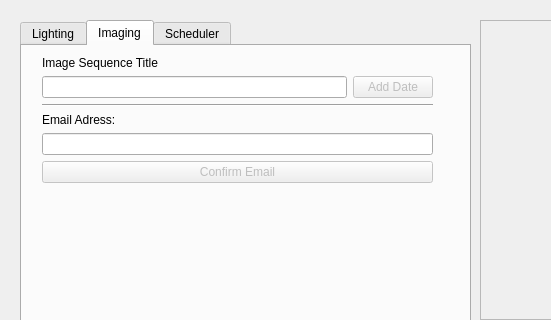
Before: the Qt Designer form _ui/FlashLapse_CP.ui in CoSE-Jerry/Flashlapse_NEO, drawn with Qt 5; both pictures show x 0 to 551 and y 0 to 320 of the 800 by 545 pixel window.
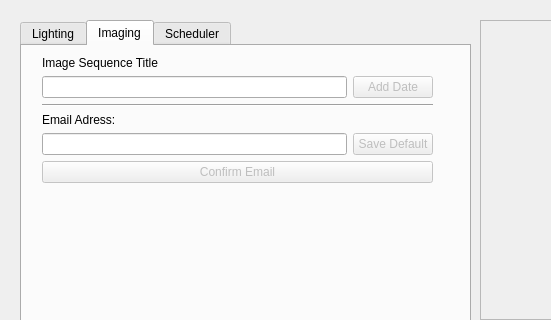
After: the same form once the commit is applied. Icons and pictures are not drawn.

The edit to the form file:
```diff
--- a/_ui/FlashLapse_CP.ui
+++ b/_ui/FlashLapse_CP.ui
@@ -679,7 +679,21 @@
           </widget>
          </item>
          <item>
-          <widget class="QLineEdit" name="Dropbox_Email"/>
+          <layout class="QHBoxLayout" name="horizontalLayout_3">
+           <item>
+            <widget class="QLineEdit" name="Dropbox_Email"/>
+           </item>
+           <item>
+            <widget class="QPushButton" name="save_default">
+             <property name="enabled">
+              <bool>false</bool>
+             </property>
+             <property name="text">
+              <string>Save Default</string>
+             </property>
+            </widget>
+           </item>
+          </layout>
          </item>
          <item>
           <widget class="QPushButton" name="Dropbox_Confirm">
```
